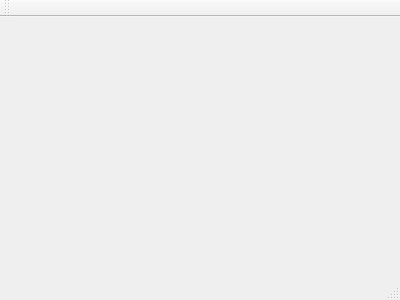
Old version of the form Client/mainwindow.ui in the repository Antonhansel/LostSoul.
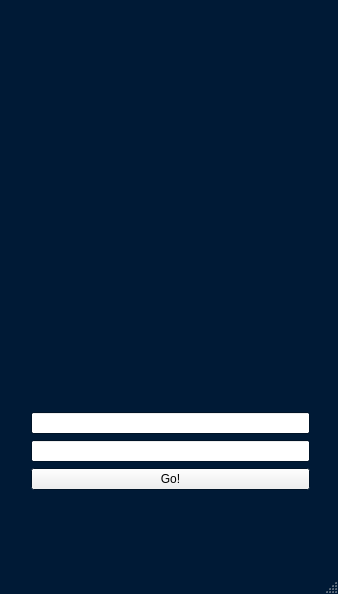
New version of the form.

```diff
--- a/Client/mainwindow.ui
+++ b/Client/mainwindow.ui
@@ -1,24 +1,221 @@
 <ui version="4.0">
  <class>MainWindow</class>
- <widget class="QMainWindow" name="MainWindow" >
-  <property name="geometry" >
+ <widget class="QMainWindow" name="MainWindow">
+  <property name="geometry">
    <rect>
     <x>0</x>
     <y>0</y>
-    <width>400</width>
-    <height>300</height>
+    <width>338</width>
+    <height>594</height>
    </rect>
   </property>
-  <property name="windowTitle" >
+  <property name="palette">
+   <palette>
+    <active>
+     <colorrole role="Base">
+      <brush brushstyle="SolidPattern">
+       <color alpha="255">
+        <red>255</red>
+        <green>255</green>
+        <blue>255</blue>
+       </color>
+      </brush>
+     </colorrole>
+     <colorrole role="Window">
+      <brush brushstyle="SolidPattern">
+       <color alpha="255">
+        <red>0</red>
+        <green>26</green>
+        <blue>54</blue>
+       </color>
+      </brush>
+     </colorrole>
+    </active>
+    <inactive>
+     <colorrole role="Base">
+      <brush brushstyle="SolidPattern">
+       <color alpha="255">
+        <red>255</red>
+        <green>255</green>
+        <blue>255</blue>
+       </color>
+      </brush>
+     </colorrole>
+     <colorrole role="Window">
+      <brush brushstyle="SolidPattern">
+       <color alpha="255">
+        <red>0</red>
+        <green>26</green>
+        <blue>54</blue>
+       </color>
+      </brush>
+     </colorrole>
+    </inactive>
+    <disabled>
+     <colorrole role="Base">
+      <brush brushstyle="SolidPattern">
+       <color alpha="255">
+        <red>0</red>
+        <green>26</green>
+        <blue>54</blue>
+       </color>
+      </brush>
+     </colorrole>
+     <colorrole role="Window">
+      <brush brushstyle="SolidPattern">
+       <color alpha="255">
+        <red>0</red>
+        <green>26</green>
+        <blue>54</blue>
+       </color>
+      </brush>
+     </colorrole>
+    </disabled>
+   </palette>
+  </property>
+  <property name="windowTitle">
    <string>MainWindow</string>
   </property>
-  <widget class="QMenuBar" name="menuBar" />
-  <widget class="QToolBar" name="mainToolBar" />
-  <widget class="QWidget" name="centralWidget" />
-  <widget class="QStatusBar" name="statusBar" />
+  <widget class="QWidget" name="centralWidget">
+   <widget class="QStackedWidget" name="stackedWidget">
+    <property name="geometry">
+     <rect>
+      <x>10</x>
+      <y>10</y>
+      <width>321</width>
+      <height>501</height>
+     </rect>
+    </property>
+    <property name="palette">
+     <palette>
+      <active>
+       <colorrole role="Base">
+        <brush brushstyle="SolidPattern">
+         <color alpha="255">
+          <red>255</red>
+          <green>255</green>
+          <blue>255</blue>
+         </color>
+        </brush>
+       </colorrole>
+       <colorrole role="Window">
+        <brush brushstyle="SolidPattern">
+         <color alpha="255">
+          <red>0</red>
+          <green>26</green>
+          <blue>54</blue>
+         </color>
+        </brush>
+       </colorrole>
+      </active>
+      <inactive>
+       <colorrole role="Base">
+        <brush brushstyle="SolidPattern">
+         <color alpha="255">
+          <red>255</red>
+          <green>255</green>
+          <blue>255</blue>
+         </color>
+        </brush>
+       </colorrole>
+       <colorrole role="Window">
+        <brush brushstyle="SolidPattern">
+         <color alpha="255">
+          <red>0</red>
+          <green>26</green>
+          <blue>54</blue>
+         </color>
+        </brush>
+       </colorrole>
+      </inactive>
+      <disabled>
+       <colorrole role="Base">
+        <brush brushstyle="SolidPattern">
+         <color alpha="255">
+          <red>0</red>
+          <green>26</green>
+          <blue>54</blue>
+         </color>
+        </brush>
+       </colorrole>
+       <colorrole role="Window">
+        <brush brushstyle="SolidPattern">
+         <color alpha="255">
+          <red>0</red>
+          <green>26</green>
+          <blue>54</blue>
+         </color>
+        </brush>
+       </colorrole>
+      </disabled>
+     </palette>
+    </property>
+    <property name="currentIndex">
+     <number>0</number>
+    </property>
+    <widget class="QWidget" name="loginpage">
+     <widget class="QWidget" name="verticalLayoutWidget">
+      <property name="geometry">
+       <rect>
+        <x>10</x>
+        <y>10</y>
+        <width>301</width>
+        <height>481</height>
+       </rect>
+      </property>
+      <layout class="QVBoxLayout" name="verticalLayout">
+       <item>
+        <widget class="QLabel" name="video">
+         <property name="text">
+          <string/>
+         </property>
+        </widget>
+       </item>
+       <item>
+        <widget class="QLineEdit" name="_loginInput"/>
+       </item>
+       <item>
+        <widget class="QLineEdit" name="_passwordInput"/>
+       </item>
+       <item>
+        <widget class="QPushButton" name="goButton">
+         <property name="text">
+          <string>Go!</string>
+         </property>
+        </widget>
+       </item>
+      </layout>
+     </widget>
+    </widget>
+    <widget class="QWidget" name="displaypage"/>
+   </widget>
+   <widget class="QLabel" name="label">
+    <property name="geometry">
+     <rect>
+      <x>10</x>
+      <y>740</y>
+      <width>401</width>
+      <height>31</height>
+     </rect>
+    </property>
+    <property name="text">
+     <string>Status: Offline</string>
+    </property>
+   </widget>
+  </widget>
+  <widget class="QMenuBar" name="menuBar">
+   <property name="geometry">
+    <rect>
+     <x>0</x>
+     <y>0</y>
+     <width>338</width>
+     <height>25</height>
+    </rect>
+   </property>
+  </widget>
+  <widget class="QStatusBar" name="statusBar"/>
  </widget>
- <layoutDefault spacing="6" margin="11" />
- <pixmapfunction></pixmapfunction>
+ <layoutdefault spacing="6" margin="11"/>
  <resources/>
  <connections/>
 </ui>
```
Left out of the diff: 1 changed line with no effect on the pictures.
